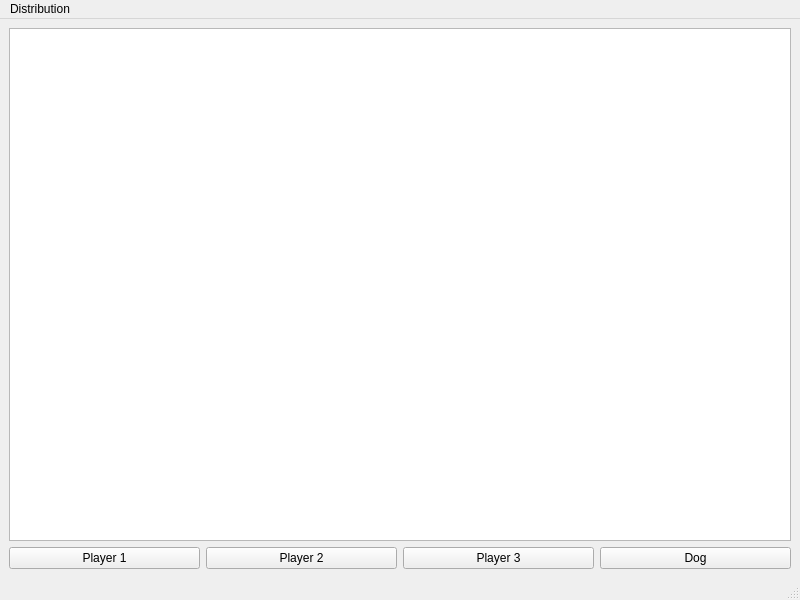
mathgl67/tarot, file ui/generate.ui: the form before one commit.
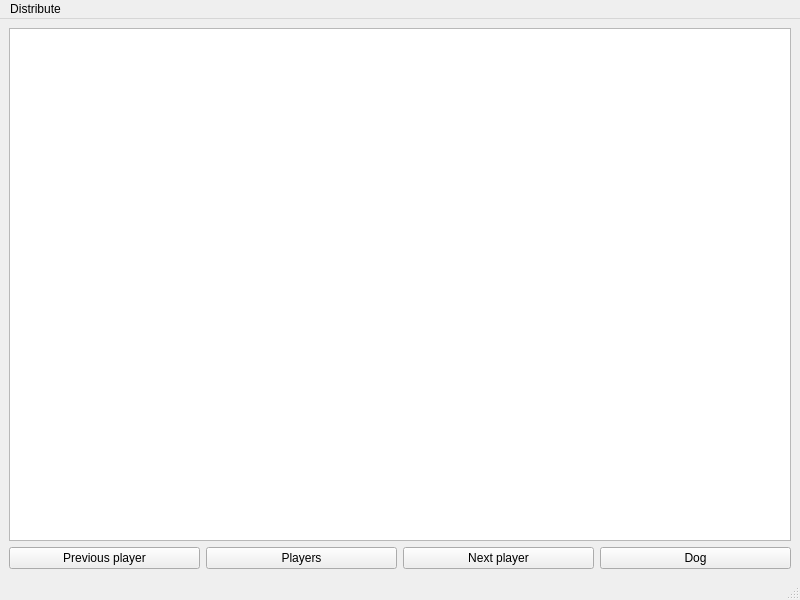
The form after the commit.

Commit message: prepare for more players

```diff
--- a/ui/generate.ui
+++ b/ui/generate.ui
@@ -23,21 +23,21 @@
       <item>
        <widget class="QPushButton" name="Player1">
         <property name="text">
-         <string>Player 1</string>
+         <string>Previous player</string>
         </property>
        </widget>
       </item>
       <item>
        <widget class="QPushButton" name="Player2">
         <property name="text">
-         <string>Player 2</string>
+         <string>Players</string>
         </property>
        </widget>
       </item>
       <item>
        <widget class="QPushButton" name="Player3">
         <property name="text">
-         <string>Player 3</string>
+         <string>Next player</string>
         </property>
        </widget>
       </item>
@@ -61,13 +61,13 @@
      <height>23</height>
     </rect>
    </property>
-   <widget class="QMenu" name="Distribution">
+   <widget class="QMenu" name="Distribute">
     <property name="title">
-     <string>Distribution</string>
+     <string>Distribute</string>
     </property>
     <addaction name="Distribution_3P"/>
    </widget>
-   <addaction name="Distribution"/>
+   <addaction name="Distribute"/>
   </widget>
   <widget class="QStatusBar" name="statusbar"/>
   <action name="Distribution_3P">
```
Left out of the diff: 22 changed lines with no effect on the pictures. The commit also changes 1 other file.
